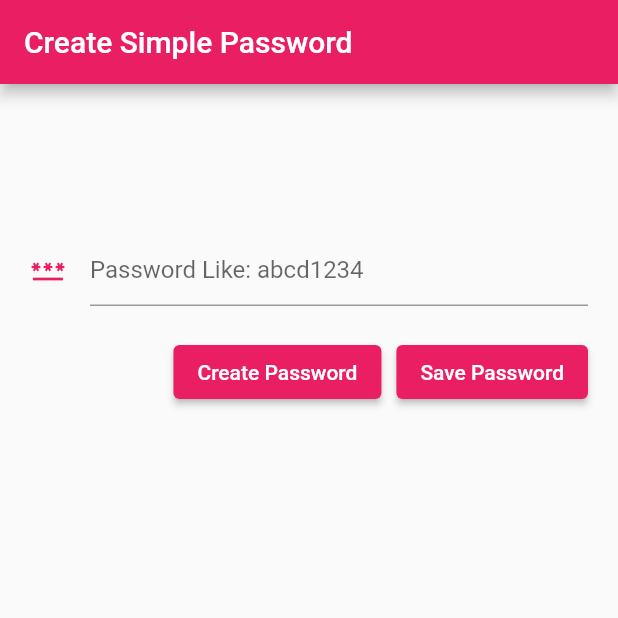
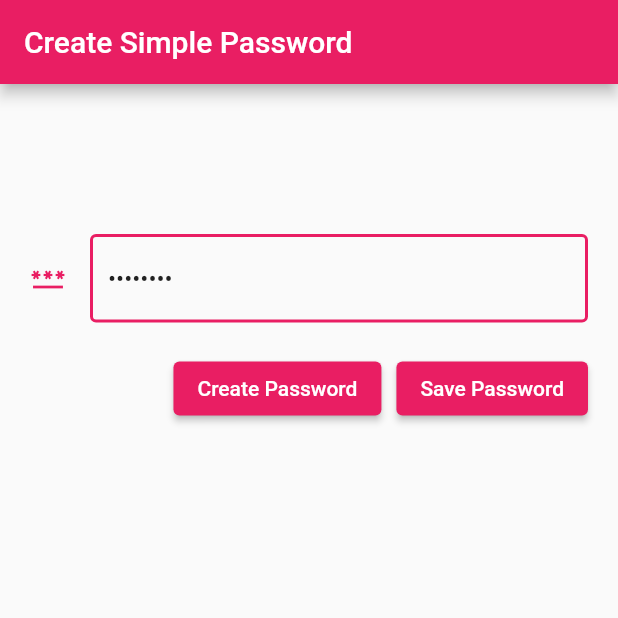
Before and after one commit to sohailsabir/FA19-BCS-016, a Flutter app: the screen it shows after launch, after a tap on "Create Password", on a phone screen of 412 x 824 dp, the top half of it. Run offline on Flutter 3.47's test engine with Material 2 defaults, Android fonts, the phone set to English and light mode, and no system bars; our stand-ins replace audioplayers, cloud_firestore, firebase_core, firebase_database, flutter_colorpicker, flutter_spinkit and 2 more; missing offline and left inert: dialog_alert, flutter_animated_button, splash_screen_view; accounts and stored records are empty.

Commit message:
Generate random Password

```diff
--- a/lab_mid_pocket_password_diary/lib/UI/simplePasswordScreen.dart
+++ b/lab_mid_pocket_password_diary/lib/UI/simplePasswordScreen.dart
@@ -1,3 +1,5 @@
+import 'dart:math';
+
 import 'package:flutter/material.dart';
 
 class SimplePasswordScreen extends StatefulWidget {
@@ -8,7 +10,34 @@ class SimplePasswordScreen extends StatefulWidget {
 }
 
 class _SimplePasswordScreenState extends State<SimplePasswordScreen> {
-  TextEditingController password=new TextEditingController();
+  TextEditingController GeneratePassword=new TextEditingController();
+  String passworda()
+  {
+    const characters = 'AaBbCcDdEeFfGgHhIiJjKkLlMmNnOoPpQqRrSsTtUuVvWwXxYyZz';
+    Random random = Random();
+    String a= String.fromCharCodes(Iterable.generate(4, (_) => characters.codeUnitAt(random.nextInt(characters.length))));
+    const number = '0123456789';
+    Random rand = Random();
+    String b= String.fromCharCodes(Iterable.generate(4, (_) => number.codeUnitAt(rand.nextInt(number.length))));
+    return a+b;
+
+
+  }
+  // String GeneratePassword(){
+  //   final Lenght=4;
+  //   final UpperCaseletter="ABCDEFGHIJKLMNOPQRSTUVWXYZ";
+  //   final LowerCaseLetter="abcdefghijklmnopqrst";
+  //   final number="0123456789";
+  //   String char='';
+  //   char+="$UpperCaseletter$LowerCaseLetter";
+  //   return List.generate(Lenght, (index) {
+  //     final randomIndex=Random.secure().nextInt(char.length,);
+  //     return char[randomIndex];
+  //
+  //   }).join('');
+  //
+  //
+  // }
   bool check=false;
   @override
   Widget build(BuildContext context) {
@@ -22,8 +51,10 @@ class _SimplePasswordScreenState extends State<SimplePasswordScreen> {
         child: Column(
           children: [
             TextField(
-              controller: password,
+              obscureText: true,
+              controller: GeneratePassword,
               readOnly: true,
+              autofocus: true,
               decoration: InputDecoration(
                 focusedBorder: OutlineInputBorder(
                   borderSide: BorderSide(color: Colors.pink,
@@ -47,6 +78,9 @@ class _SimplePasswordScreenState extends State<SimplePasswordScreen> {
                     setState(() {
                       check=true;
                     });
+                    final pass=passworda();
+                    GeneratePassword.text=pass;
+
                   },
                   child: Text("Create Password"),
                   style: ElevatedButton.styleFrom(
```
